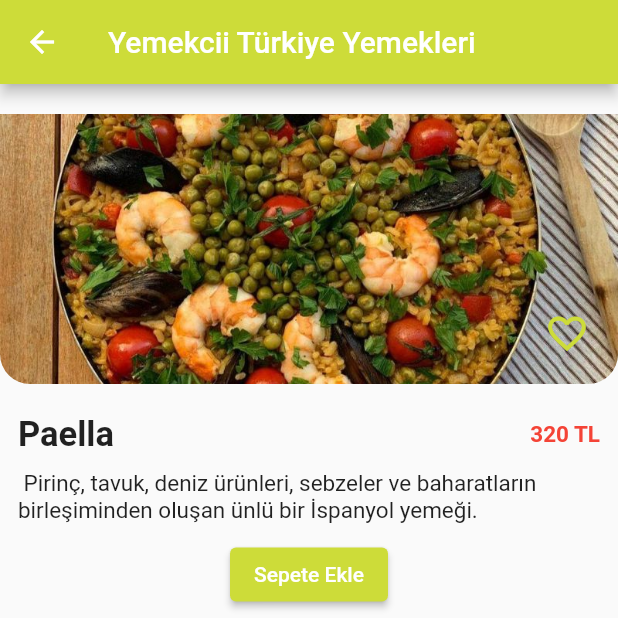
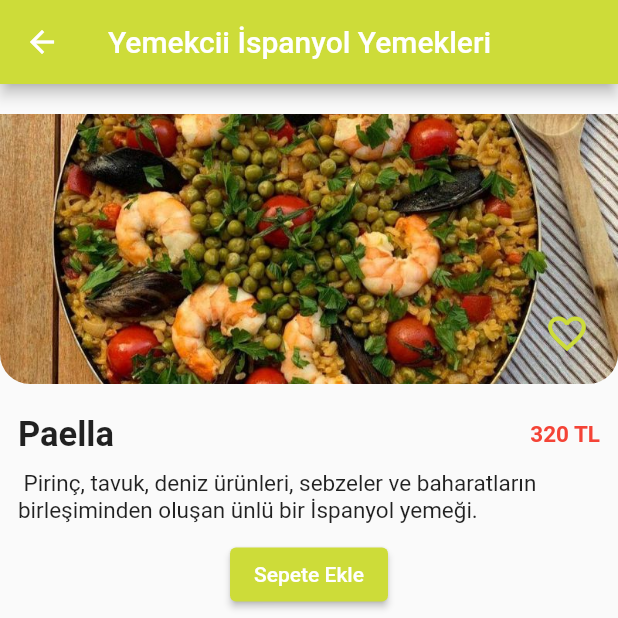
Before and after one commit to Mehmteren/FlutterOrderApp, a Flutter app: the IspanyaScreen screen opened directly, on a phone screen of 412 x 824 dp, the top half of it. Run offline on Flutter 3.47's test engine with Material 2 defaults, Android fonts, the phone set to English and light mode, and no system bars; our stand-ins replace cloud_firestore, firebase_auth, firebase_core, sqflite; accounts and stored records are empty.

Commit message:
yenilendi05

```diff
--- a/lib/screens/homepage.dart
+++ b/lib/screens/homepage.dart
@@ -422,7 +422,7 @@ class _HomePageState extends State<HomePage> {
                         mainAxisAlignment: MainAxisAlignment.center,
                         children: [
                           GestureDetector(
-                            onTap: () {
+                            onLongPress: () {
                               Navigator.push(
                                 context,
                                 MaterialPageRoute(
--- a/lib/screens/splash_screen.dart
+++ b/lib/screens/splash_screen.dart
@@ -36,7 +36,6 @@ class _SplashScreenState extends State<SplashScreen>
 
   @override
   void dispose() {
-    _animationController.dispose();
     _kullaniciadi.dispose();
     _sifre.dispose();
     super.dispose();
--- a/lib/ulkeleryemek/ispanya.dart
+++ b/lib/ulkeleryemek/ispanya.dart
@@ -86,7 +86,7 @@ class _IspanyaScreenState extends State<IspanyaScreen> {
     return Scaffold(
       appBar: AppBar(
         backgroundColor: Colors.lime,
-        title: const Text('Yemekcii Türkiye Yemekleri'),
+        title: const Text('Yemekcii İspanyol Yemekleri'),
       ),
       body: SingleChildScrollView(
         child: Column(
```
